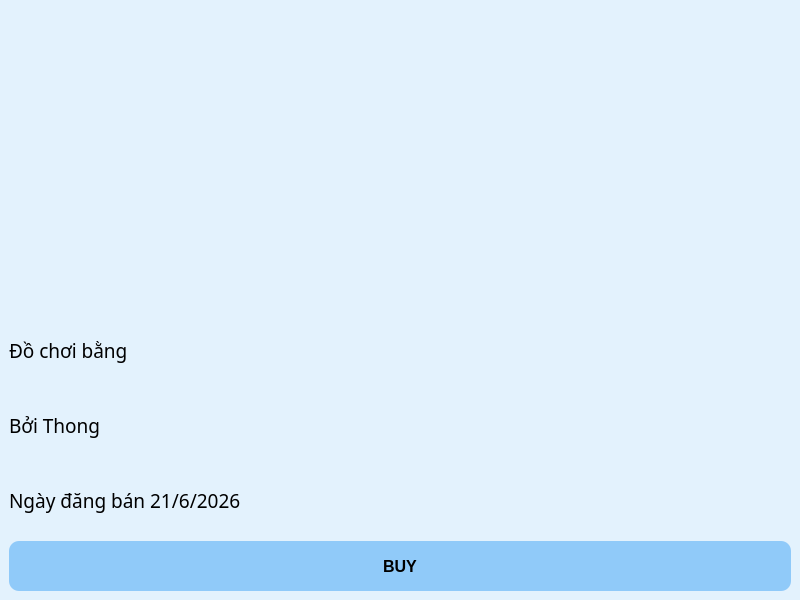
First picture: the form in ui/details.ui, repository chaunamthong2015-ui/PTA39-SPCK, before the edit.
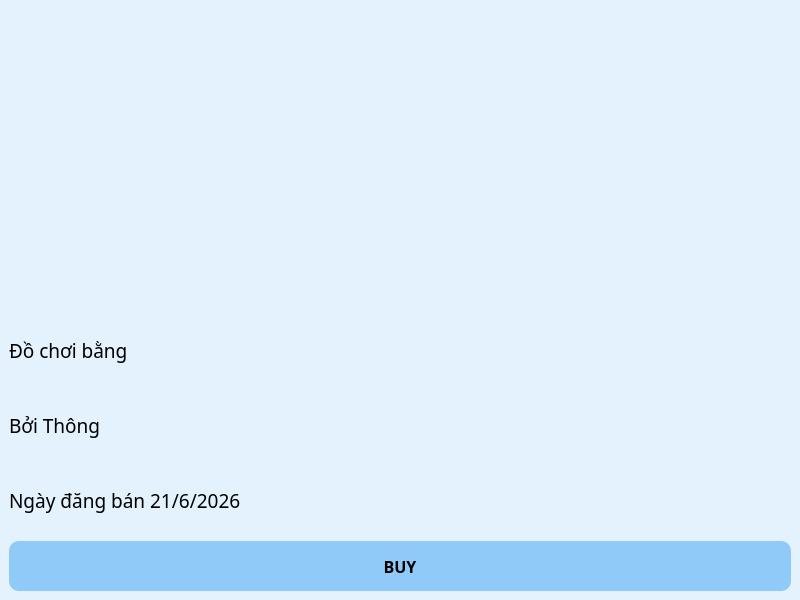
Second picture: the form after the edit. Icons and pictures are not drawn.

The edit to the form file:
```diff
--- a/ui/details.ui
+++ b/ui/details.ui
@@ -92,7 +92,7 @@
        </font>
       </property>
       <property name="text">
-       <string>Bởi Thong</string>
+       <string>Bởi Thông</string>
       </property>
      </widget>
     </item>
@@ -113,6 +113,7 @@
      <widget class="QPushButton" name="buy_btn">
       <property name="font">
        <font>
+        <family>Arial Black</family>
         <pointsize>-1</pointsize>
         <weight>87</weight>
         <bold>true</bold>
```
